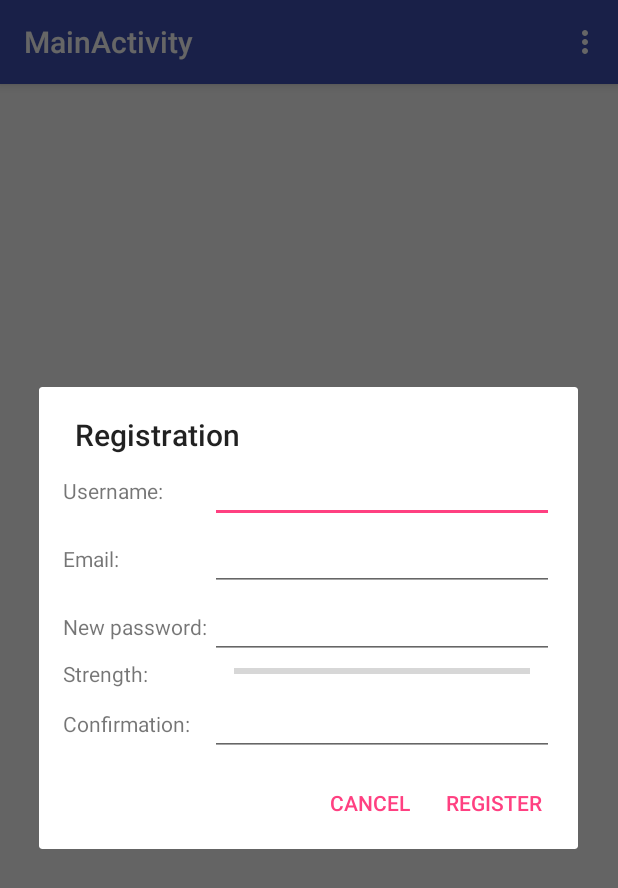
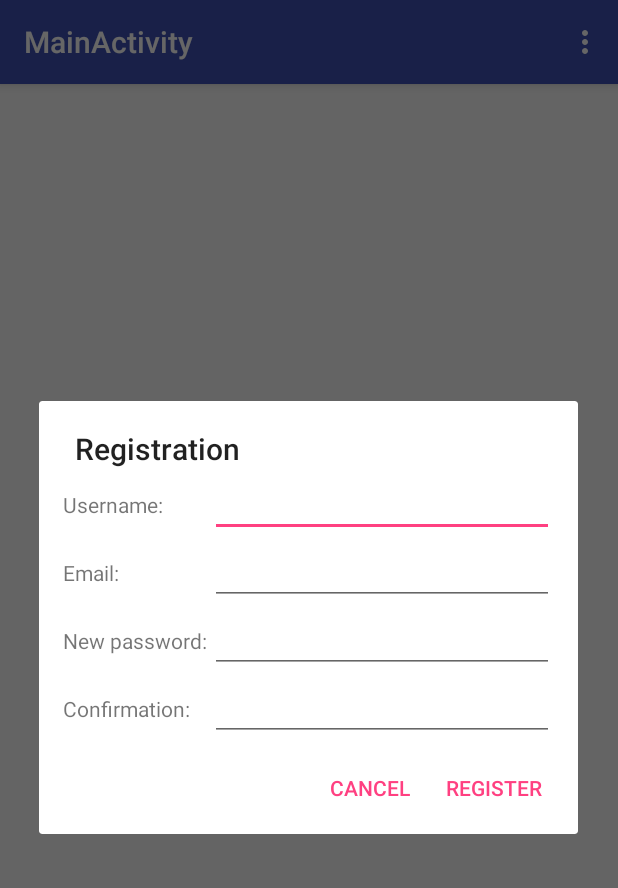
Before and after one commit to SGKhmCs/wBoard-android, an Android app: the screen it shows after launch (MainActivity), in the options menu, after a tap on "Register", on a phone screen of 412 x 824 dp. Shown: the top 888 px of the screen. Run offline under Robolectric (Android 15) with nearby library versions, the phone set to English and light mode, and no system bars.

```diff
--- a/src/main/java/ua/tsisar/wboard/ApiInterface.java
+++ b/src/main/java/ua/tsisar/wboard/ApiInterface.java
@@ -8,10 +8,6 @@ import retrofit2.http.Headers;
 import retrofit2.http.POST;
 import retrofit2.http.Query;
 
-
-/**
- * Created by pavel on 16.06.17.
- */
 
 public interface ApiInterface {
     String URL_BASE = "http://192.168.20.102:8080/api/";
--- a/src/main/res/layout/dialog_registration.xml
+++ b/src/main/res/layout/dialog_registration.xml
@@ -67,30 +67,6 @@
             android:inputType="textPassword" />
     </LinearLayout>
 
-
-    <LinearLayout
-        android:layout_width="match_parent"
-        android:layout_height="wrap_content"
-        android:layout_marginLeft="16dp"
-        android:layout_marginRight="16dp"
-        android:orientation="horizontal">
-
-        <TextView
-            android:layout_width="0dp"
-            android:layout_height="wrap_content"
-            android:layout_weight="0.3"
-            android:text="Strength:" />
-
-        <ProgressBar
-            android:id="@+id/strength_progressBar"
-            style="?android:attr/progressBarStyleHorizontal"
-            android:layout_width="0dp"
-            android:layout_height="wrap_content"
-            android:layout_weight="0.7"
-            android:paddingStart="@dimen/activity_horizontal_margin"
-            android:paddingEnd="@dimen/activity_horizontal_margin"/>
-    </LinearLayout>
-
     <LinearLayout
         android:layout_width="match_parent"
         android:layout_height="wrap_content"
```
Also changed, not shown: src/main/java/ua/tsisar/wboard/RegistrationDialog.java (+59 -21 lines), 1 other file.
